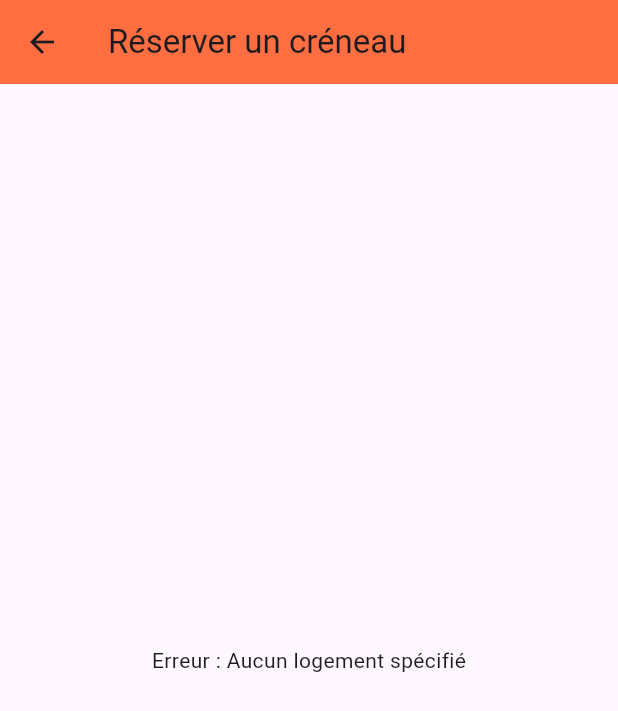
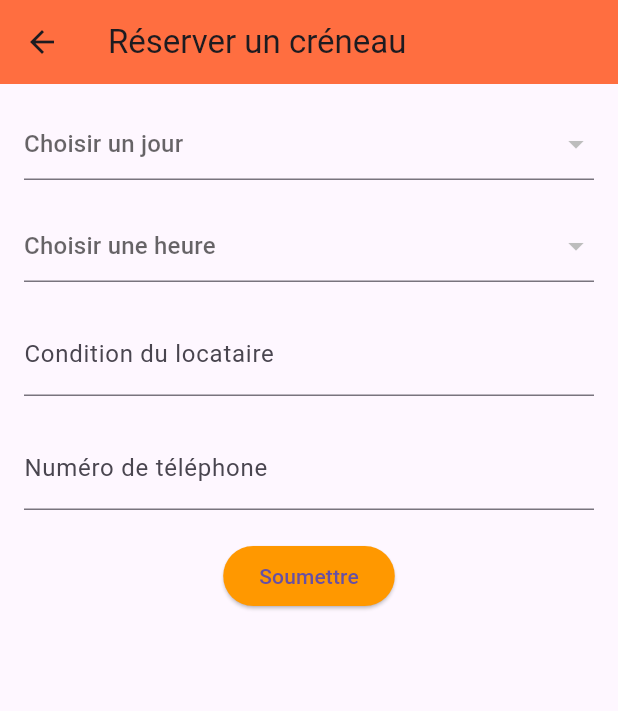
Before and after one commit to Honorine684/flutterDay05, a Flutter app: the Reservation screen opened directly with empty values, on a phone screen of 412 x 824 dp. Shown: the top 711 px of the screen. Run offline on Flutter 3.47's test engine with Material 3 defaults, Android fonts, the light colour scheme and no system bars; our stand-ins replace cloud_firestore, firebase_auth, firebase_core, flutter_image_compress, google_maps_flutter, google_sign_in and 1 more; accounts and stored records are empty.

Commit message:
[Mise a jour]Mise a jour de la page de prise de rendez-vous

```diff
--- a/houeffa_log/lib/ui/reservation.dart
+++ b/houeffa_log/lib/ui/reservation.dart
@@ -1,7 +1,6 @@
 import 'package:flutter/material.dart';
 import 'package:cloud_firestore/cloud_firestore.dart';
 import 'package:firebase_auth/firebase_auth.dart';
-
 
 class Reservation extends StatefulWidget {
   final String logementId;
@@ -13,47 +12,89 @@ class Reservation extends StatefulWidget {
 }
 
 class _ReservationState extends State<Reservation> {
-  DateTime selectedDate = DateTime.now();
   String? selectedDay;
   String? selectedHour;
+  String? conditionLocataire;
+  String? telephone;
+  List<String> availableHours = [];
 
-  Stream<QuerySnapshot>? getCrenauxForLogement(String logementId) {
-    if (logementId.isEmpty) {
-      debugPrint("Erreur : logementId est vide");
-      return null;
-    }
+  Stream<QuerySnapshot> getCrenauxForLogement(String logementId) {
     return FirebaseFirestore.instance
         .collection('logement')
         .doc(logementId)
         .collection('joursDisponibles')
+        .where('estDisponible', isEqualTo: true)
         .snapshots();
   }
 
+  void updateAvailableHours(String selectedDay) async {
+    List<String> hours = [];
+    for (int hour = 9; hour <= 17; hour++) {
+      hours.add("$hour:00");
+      hours.add("$hour:30");
+    }
+    setState(() => availableHours = hours);
+  }
+
   Future<void> _saveReservation() async {
+    if (selectedDay == null || selectedHour == null ||
+        conditionLocataire == null || conditionLocataire!.trim().isEmpty ||
+        telephone == null || telephone!.trim().isEmpty) {
+      ScaffoldMessenger.of(context).showSnackBar(
+        const SnackBar(content: Text("Veuillez remplir tous les champs obligatoires.")),
+      );
+      return;
+    }
+
+    if (!RegExp(r'^9[0-9]{7}$|^6[0-9]{7}$').hasMatch(telephone!)) {
+      ScaffoldMessenger.of(context).showSnackBar(
+        const SnackBar(content: Text("Veuillez entrer un numéro de téléphone valide.")),
+      );
+      return;
+    }
+
     try {
       final user = FirebaseAuth.instance.currentUser;
       if (user == null) throw "Utilisateur non connecté";
 
+      final userData = await FirebaseFirestore.instance
+          .collection('users')
+          .doc(user.uid)
+          .get();
+
+      if (!userData.exists || !userData.data()!.containsKey('nom')) {
+        throw "Le champ 'nom' est manquant dans les données utilisateur.";
+      }
+
+      final logementData = await FirebaseFirestore.instance
+          .collection('logement')
+          .doc(widget.logementId)
+          .get();
+
       final reservationData = {
-        'userId': user.uid,
-        'day': selectedDay,
-        'hour': selectedHour,
-        'date': "${selectedDate.year}-${selectedDate.month}-${selectedDate.day}",
+        'conditionLocataire': conditionLocataire,
+        'locataireId': user.uid,
+        'locataireNom': userData.data()?['nom'] ?? 'Nom inconnu',
+        'logementId': widget.logementId,
+        'logementNom': logementData.data()?['nom'] ?? 'Nom inconnu',
+        'jour': selectedDay,
+        'heure': selectedHour,
+        'statut': 'En attente',
         'timestamp': FieldValue.serverTimestamp(),
-        'amount': 5000,
-        'status': 'pending',
-        'logementId': widget.logementId,
+        'telephone': telephone
       };
 
-      await FirebaseFirestore.instance.collection('reservations').add(reservationData);
+      await FirebaseFirestore.instance.collection('visite').add(reservationData);
 
       if (mounted) {
         ScaffoldMessenger.of(context).showSnackBar(
-          const SnackBar(content: Text("Réservation envoyée pour 5000f ! En attente de confirmation.")),
+          const SnackBar(content: Text("Réservation envoyée avec succès !")),
         );
         setState(() {
           selectedDay = null;
           selectedHour = null;
+          conditionLocataire = null;
+          telephone = null;
         });
       }
     } catch (e) {
@@ -68,8 +109,6 @@ class _ReservationState extends State<Reservation> {
 
   @override
   Widget build(BuildContext context) {
-    debugPrint("logementId reçu : ${widget.logementId}"); // Log pour vérifier
-
     return Scaffold(
       appBar: AppBar(
         title: const Text("Réserver un créneau"),
@@ -77,152 +116,60 @@ class _ReservationState extends State<Reservation> {
       ),
       body: Padding(
         padding: const EdgeInsets.all(16.0),
-        child: StreamBuilder<QuerySnapshot>(
+        child: Column(
+          crossAxisAlignment: CrossAxisAlignment.start,
+          children: [
+            StreamBuilder<QuerySnapshot>(
               stream: getCrenauxForLogement(widget.logementId),
               builder: (context, snapshot) {
-            if (widget.logementId.isEmpty) {
-              return const Center(child: Text("Erreur : Aucun logement spécifié"));
+                if (!snapshot.hasData) {
+                  return const CircularProgressIndicator();
                 }
-
-            if (snapshot.connectionState == ConnectionState.waiting) {
-              return const Center(child: CircularProgressIndicator());
-            }
-            if (snapshot.hasError) {
-              debugPrint("Erreur dans le snapshot : ${snapshot.error}");
-              return const Center(child: Text("Erreur de chargement des disponibilités"));
-            }
-            if (!snapshot.hasData || snapshot.data!.docs.isEmpty) {
-              return const Center(child: Text("Aucune disponibilité pour ce logement"));
-            }
-
-            final availabilities = snapshot.data!.docs;
-
-            return Column(
-              crossAxisAlignment: CrossAxisAlignment.start,
-              children: [
-                Text(
-                  (selectedDay == null || selectedHour == null)
-                      ? "Date : ${selectedDate.year}-${selectedDate.month}-${selectedDate.day}"
-                      : "Réservation : $selectedDay ${selectedDate.year}-${selectedDate.month}-${selectedDate.day} à $selectedHour",
-                  style: const TextStyle(fontSize: 20, fontWeight: FontWeight.bold),
-                ),
-                const SizedBox(height: 20),
-                ElevatedButton(
-                  onPressed: () async {
-                    final DateTime? dateTime = await showDatePicker(
-                      context: context,
-                      initialDate: selectedDate,
-                      firstDate: DateTime.now(),
-                      lastDate: DateTime(2100),
-                    );
-                    if (dateTime != null) {
-                      setState(() {
-                        selectedDate = dateTime;
-                        selectedDay = null;
-                        selectedHour = null;
-                      });
-                    }
-                  },
-                  style: ElevatedButton.styleFrom(
-                    backgroundColor: Colors.deepOrangeAccent,
-                  ),
-                  child: const Text("Choisir une date"),
-                ),
-                const SizedBox(height: 20),
-                const Text(
-                  "Jours disponibles :",
-                  style: TextStyle(fontSize: 18, fontWeight: FontWeight.bold),
-                ),
-                const SizedBox(height: 10),
-                SizedBox(
-                  height: 50,
-                  child: ListView.builder(
-                    scrollDirection: Axis.horizontal,
-                    itemCount: availabilities.length,
-                    itemBuilder: (context, index) {
-                      final data = availabilities[index].data() as Map<String, dynamic>;
-                      final day = data['day'] as String;
-                      final date = data['date'] as String;
-
-                      return Padding(
-                        padding: const EdgeInsets.symmetric(horizontal: 8.0),
-                        child: GestureDetector(
-                          onTap: () {
-                            setState(() {
-                              selectedDay = day;
-                              selectedDate = DateTime.parse(date);
-                              selectedHour = null;
-                            });
-                          },
-                          child: Chip(
-                            label: Text(day),
-                            backgroundColor: selectedDay == day
-                                ? Colors.deepOrangeAccent
-                                : Colors.grey[300],
-                          ),
-                        ),
-                      );
-                    },
-                  ),
-                ),
-                const SizedBox(height: 20),
-                if (selectedDay != null) ...[
-                  const Text(
-                    "Heures disponibles :",
-                    style: TextStyle(fontSize: 18, fontWeight: FontWeight.bold),
-                  ),
-                  const SizedBox(height: 10),
-                  Expanded(
-                    child: ListView.builder(
-                      itemCount: availabilities
-                          .firstWhere((doc) => (doc['day'] as String) == selectedDay)
-                          ['hours']
-                          .length,
-                      itemBuilder: (context, index) {
-                        final hours = (availabilities
-                            .firstWhere((doc) => (doc['day'] as String) == selectedDay)['hours'] as List<dynamic>);
-                        final hour = hours[index] as String;
-
-                        return ListTile(
-                          title: Text(hour),
-                          tileColor: selectedHour == hour
-                              ? Colors.deepOrangeAccent.withOpacity(0.2)
-                              : null,
-                          onTap: () {
-                            setState(() {
-                              selectedHour = hour;
-                            });
+                final jours = snapshot.data!.docs.map((doc) => doc.id).toList();
+                return DropdownButtonFormField<String>(
+                  value: selectedDay,
+                  hint: const Text("Choisir un jour"),
+                  items: jours.map((jour) => DropdownMenuItem(
+                    value: jour,
+                    child: Text(jour),
+                  )).toList(),
+                  onChanged: (value) {
+                    setState(() => selectedDay = value);
+                    updateAvailableHours(value!);
                   },
                 );
               },
             ),
+            const SizedBox(height: 20),
+            DropdownButtonFormField<String>(
+              value: selectedHour,
+              hint: const Text("Choisir une heure"),
+              items: availableHours.map((hour) => DropdownMenuItem(
+                value: hour,
+                child: Text(hour),
+              )).toList(),
+              onChanged: (value) => setState(() => selectedHour = value),
             ),
-                ],
+            const SizedBox(height: 20),
+            TextFormField(
+              decoration: const InputDecoration(labelText: "Condition du locataire"),
+              onChanged: (value) => conditionLocataire = value,
+            ),
+            const SizedBox(height: 20),
+            TextFormField(
+              decoration: const InputDecoration(labelText: "Numéro de téléphone"),
+              keyboardType: TextInputType.phone,
+              onChanged: (value) => telephone = value,
+            ),
             const SizedBox(height: 20),
             Center(
               child: ElevatedButton(
-                    onPressed: (selectedDay != null && selectedHour != null)
-                        ? _saveReservation
-                        : null,
-                    style: ElevatedButton.styleFrom(
-                      padding: const EdgeInsets.symmetric(vertical: 12, horizontal: 24),
-                      backgroundColor: (selectedDay != null && selectedHour != null)
-                          ? Colors.deepOrangeAccent
-                          : Colors.grey,
-                      foregroundColor: Colors.white,
-                      shape: RoundedRectangleBorder(
-                        borderRadius: BorderRadius.circular(8),
-                      ),
-                    ),
-                    child: const Text(
-                      "Confirmer et payer 5000f",
-                      style: TextStyle(fontSize: 16, fontWeight: FontWeight.bold),
-                    ),
+                onPressed: _saveReservation,
+                style: ElevatedButton.styleFrom(backgroundColor: Colors.orange),
+                child: const Text("Soumettre"),
               ),
             ),
           ],
-            );
-          },
         ),
       ),
     );
```
Also changed, not shown: houeffa_log/lib/main.dart (+7 -6 lines). Lines whose indentation alone changed are shown as unchanged.
